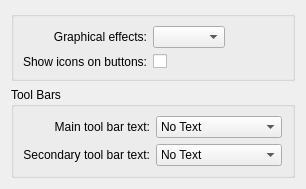
mgottschlag/kwin-tiling, file kcontrol/style/finetuning.ui: the form before one commit.
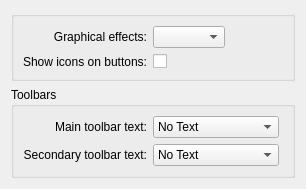
The form after the commit. Custom widgets are drawn as their Qt base class.

Commit message: tool bar -> toolbar

Diff of the .ui file:
```diff
--- a/kcontrol/style/finetuning.ui
+++ b/kcontrol/style/finetuning.ui
@@ -69,13 +69,13 @@
    <item>
     <widget class="QGroupBox" name="groupBox">
      <property name="title">
-      <string>Tool Bars</string>
+      <string>Toolbars</string>
      </property>
      <layout class="QGridLayout" name="gridLayout">
       <item row="0" column="0">
        <widget class="QLabel" name="label">
         <property name="text">
-         <string>Main tool bar text:</string>
+         <string>Main toolbar text:</string>
         </property>
         <property name="alignment">
          <set>Qt::AlignRight|Qt::AlignTrailing|Qt::AlignVCenter</set>
@@ -112,7 +112,7 @@
       <item row="1" column="0">
        <widget class="QLabel" name="label_2">
         <property name="text">
-         <string>Secondary tool bar text:</string>
+         <string>Secondary toolbar text:</string>
         </property>
         <property name="alignment">
          <set>Qt::AlignRight|Qt::AlignTrailing|Qt::AlignVCenter</set>
```
